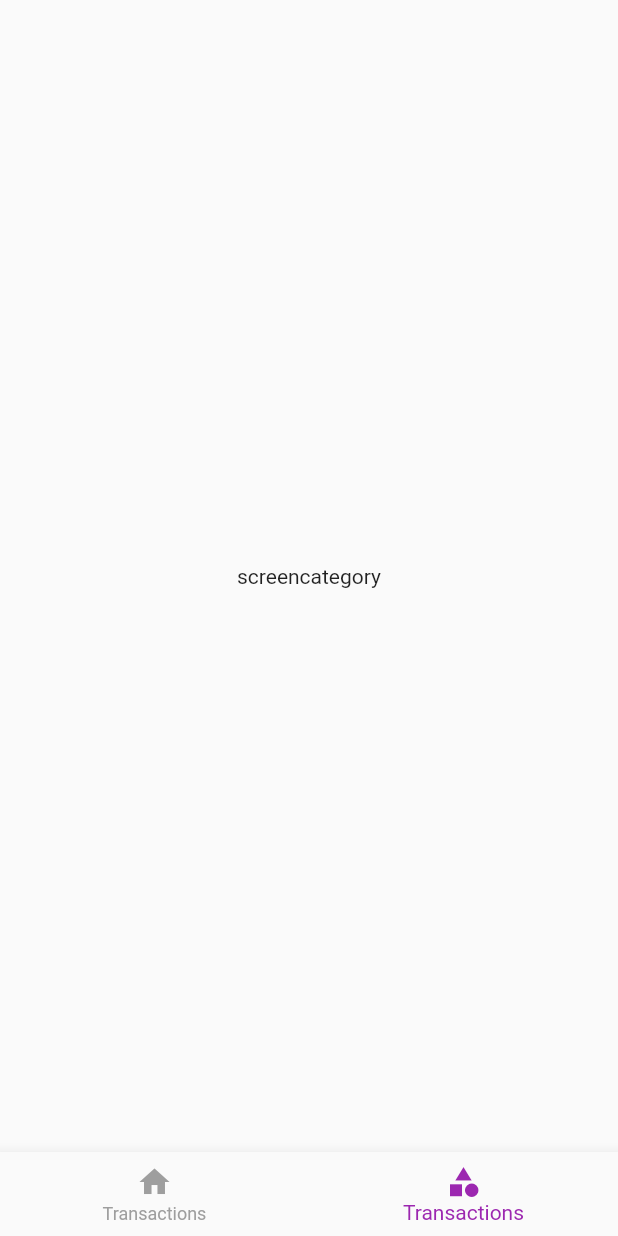
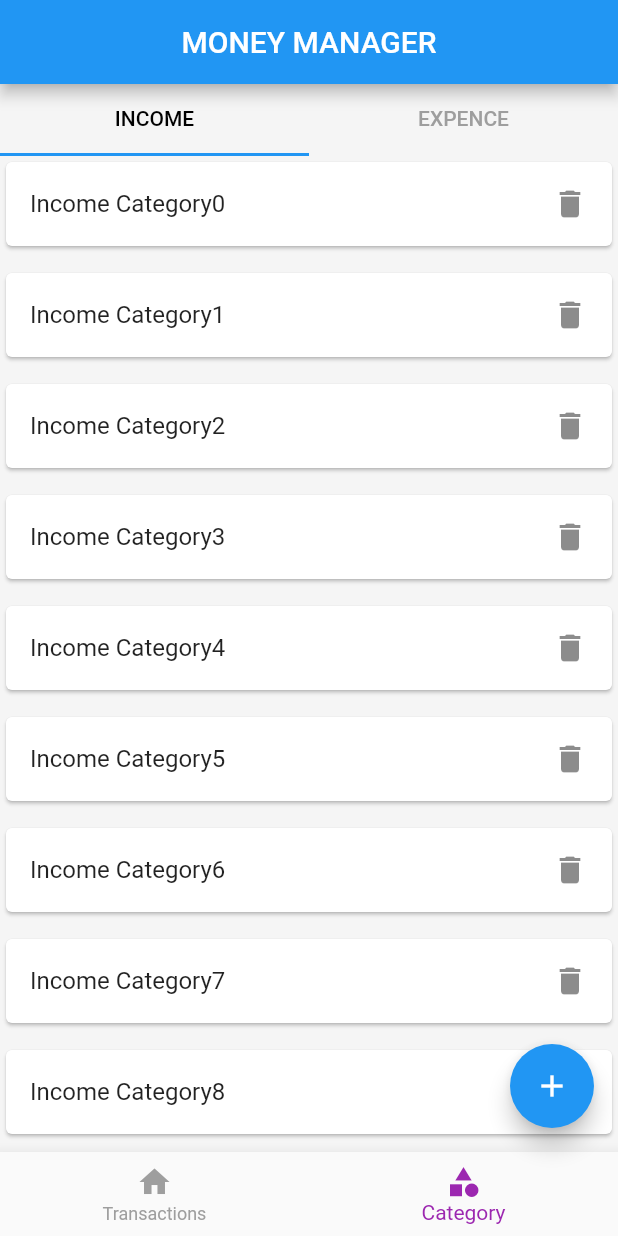
Before and after one commit to akshtm/moneymanagementapp, a Flutter app: the screen it shows after launch, item 2 of the bottom bar chosen, on a phone screen of 412 x 824 dp. Run offline on Flutter 3.47's test engine with Material 2 defaults, Android fonts, the phone set to English and light mode, and no system bars.

Commit message:
21/12/2022

```diff
--- /dev/null
+++ b/lib/screen/category/income_category_list.dart
@@ -0,0 +1,27 @@
+import 'package:flutter/cupertino.dart';
+import 'package:flutter/material.dart';
+import 'package:flutter/src/foundation/key.dart';
+import 'package:flutter/src/widgets/framework.dart';
+
+class Income_category_list extends StatelessWidget {
+  const Income_category_list({Key? key}) : super(key: key);
+
+  @override
+  Widget build(BuildContext context) {
+    return ListView.separated(
+        itemBuilder: (ctx, index) {
+          return Card(
+            child: ListTile(
+              title: Text('Income Category$index'),
+              trailing: Icon(Icons.delete),
+            ),
+          );
+        },
+        separatorBuilder: (ctx, index) {
+          return SizedBox(
+            height: 10,
+          );
+        },
+        itemCount: 10);
+  }
+}
--- a/lib/screen/category/screen_category.dart
+++ b/lib/screen/category/screen_category.dart
@@ -1,14 +1,47 @@
 import 'package:flutter/material.dart';
 import 'package:flutter/src/foundation/key.dart';
 import 'package:flutter/src/widgets/framework.dart';
+import 'package:money_manager/screen/category/expense_category_list.dart';
+import 'package:money_manager/screen/category/income_category_list.dart';
 
-class Screen_Category extends StatelessWidget {
-  const Screen_Category({Key? key}) : super(key: key);
+class Screen_Category extends StatefulWidget {
+  Screen_Category({Key? key}) : super(key: key);
+
+  @override
+  State<Screen_Category> createState() => _Screen_CategoryState();
+}
+
+class _Screen_CategoryState extends State<Screen_Category>
+    with SingleTickerProviderStateMixin {
+  late TabController _tabController;
+  @override
+  void initState() {
+    _tabController = TabController(length: 2, vsync: this);
+    // TODO: implement initState
+    super.initState();
+  }
 
   @override
   Widget build(BuildContext context) {
-    return Center(
-      child: Text('screencategory'),
-    );
+    return Column(children: [
+      TabBar(
+        controller: _tabController,
+        unselectedLabelColor: Colors.grey,
+        labelColor: Colors.black,
+        tabs: [
+          Tab(
+            text: 'INCOME',
+          ),
+          Tab(
+            text: 'EXPENCE',
+          ),
+        ],
+      ),
+      Expanded(
+        child: TabBarView(
+            controller: _tabController,
+            children: [Income_category_list(), expense_category_list()]),
+      )
+    ]);
   }
 }
--- a/lib/screen/home/screen_home.dart
+++ b/lib/screen/home/screen_home.dart
@@ -6,13 +6,18 @@ import 'package:money_manager/screen/home/widgets/bottom_navigation.dart';
 import 'package:money_manager/screen/transaction/screen_transaction.dart';
 
 class Screen_Home extends StatelessWidget {
-  const Screen_Home({Key? key}) : super(key: key);
+  Screen_Home({Key? key}) : super(key: key);
   static ValueNotifier<int> selectedIndexNotifier = ValueNotifier(0);
-  final _pages = const [Screen_Transaction(), Screen_Category()];
+  final _pages = [Screen_Transaction(), Screen_Category()];
 
   @override
   Widget build(BuildContext context) {
     return Scaffold(
+      backgroundColor: Colors.grey[100],
+      appBar: AppBar(
+        title: Text('MONEY MANAGER'),
+        centerTitle: true,
+      ),
       bottomNavigationBar: const Bottom_Navigation(),
       body: SafeArea(
           child: ValueListenableBuilder(
@@ -20,6 +25,16 @@ class Screen_Home extends StatelessWidget {
               builder: (BuildContext context, int updatedIndex, _) {
                 return _pages[updatedIndex];
               })),
+      floatingActionButton: FloatingActionButton(
+        onPressed: () {
+          if (selectedIndexNotifier.value == 0) {
+            print('add trans');
+          } else {
+            print('add cate');
+          }
+        },
+        child: Icon(Icons.add),
+      ),
     );
   }
 }
--- a/lib/screen/home/widgets/bottom_navigation.dart
+++ b/lib/screen/home/widgets/bottom_navigation.dart
@@ -22,7 +22,7 @@ class Bottom_Navigation extends StatelessWidget {
               BottomNavigationBarItem(
                   icon: Icon(Icons.home), label: 'Transactions'),
               BottomNavigationBarItem(
-                  icon: Icon(Icons.category), label: 'Transactions')
+                  icon: Icon(Icons.category), label: 'Category')
             ]);
       },
     );
```
Also changed, not shown: lib/screen/category/expense_category_list.dart (added, +27 -0 lines), lib/screen/transaction/screen_transaction.dart (+21 -3 lines).
